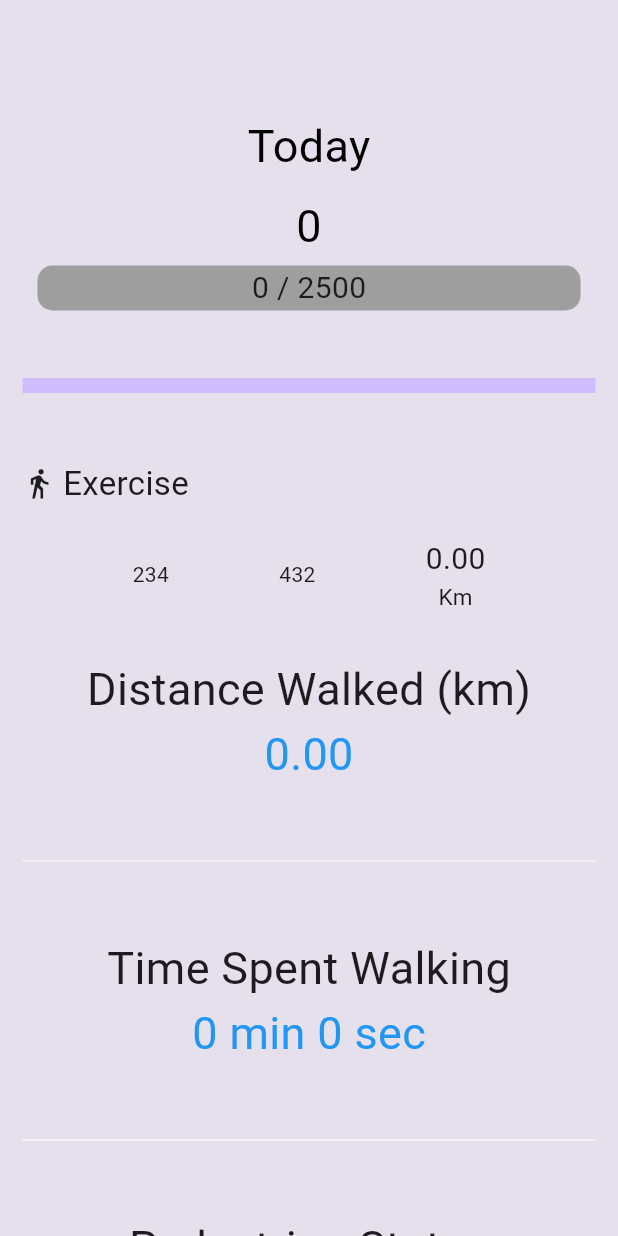
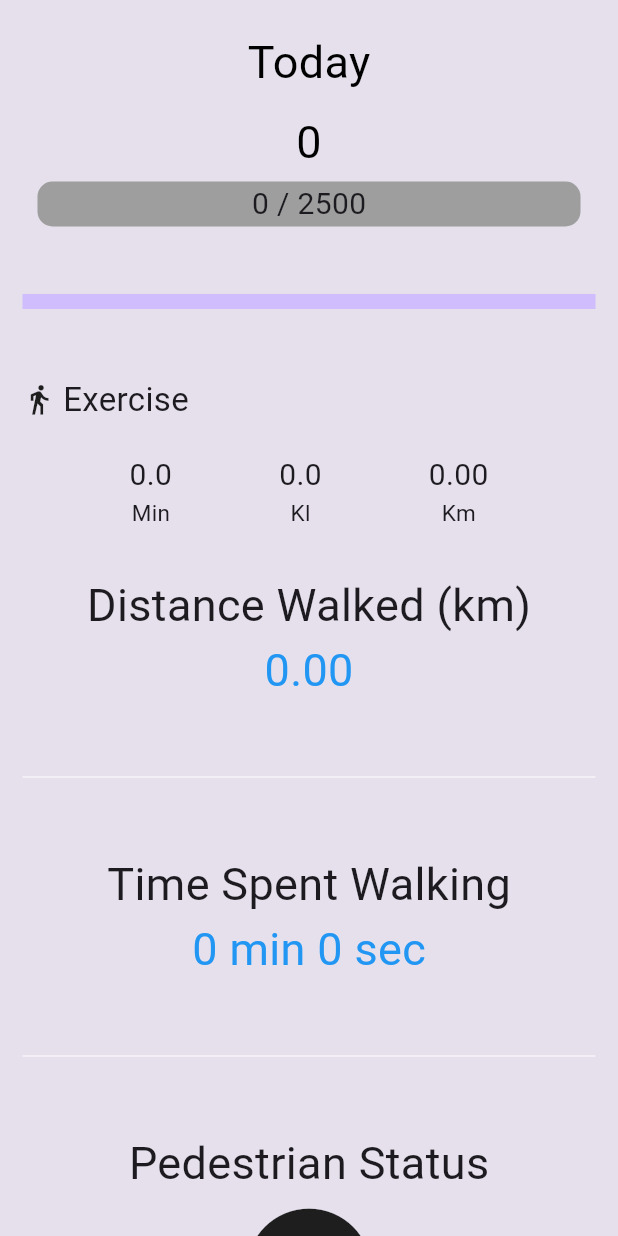
Before and after one commit to khumoyunABD/pedometer_app, a Flutter app: the screen it shows after launch, on a phone screen of 412 x 824 dp. Run offline on Flutter 3.47's test engine with Material 3 defaults, Android fonts, the phone set to English and light mode, and no system bars; drawn by our look-alikes of percent_indicator; our stand-ins replace get_storage, google_fonts, pedometer.

```diff
--- a/lib/home.dart
+++ b/lib/home.dart
@@ -224,12 +224,13 @@ class _HomeScreenState extends State<HomeScreen> {
   Widget build(BuildContext context) {
     double progress = _totalStepsTodayFinal / _dailyGoal;
     return Scaffold(
-      appBar: AppBar(
-        backgroundColor: Theme.of(context).colorScheme.surface,
+      // appBar: AppBar(
+      // backgroundColor: Theme.of(context).colorScheme.surface,
       // title: const Text('Pedometer'),
       // centerTitle: true,
-      ),
-      body: SingleChildScrollView(
+      // ),
+      body: SafeArea(
+        child: SingleChildScrollView(
           child: Padding(
             padding: const EdgeInsets.symmetric(
               horizontal: 15,
@@ -316,8 +317,30 @@ class _HomeScreenState extends State<HomeScreen> {
                   Row(
                     mainAxisAlignment: MainAxisAlignment.spaceEvenly,
                     children: [
-                    Text('234'),
-                    Text('432'),
+                      Column(
+                        children: [
+                          Text(
+                            _walkingDuration.toStringAsFixed(1),
+                            style: const TextStyle(fontSize: 20),
+                          ),
+                          const Text(
+                            'Min',
+                            style: TextStyle(fontSize: 15),
+                          ),
+                        ],
+                      ),
+                      Column(
+                        children: [
+                          Text(
+                            _distanceInKm.toStringAsFixed(1),
+                            style: const TextStyle(fontSize: 20),
+                          ),
+                          const Text(
+                            'Kl',
+                            style: TextStyle(fontSize: 15),
+                          ),
+                        ],
+                      ),
                       Column(
                         children: [
                           Text(
@@ -384,7 +407,8 @@ class _HomeScreenState extends State<HomeScreen> {
                   const SizedBox(height: 20),
                   ElevatedButton(
                     onPressed: toggleCounting,
-                  child: Text(_isCounting ? 'Stop Counting' : 'Start Counting'),
+                    child:
+                        Text(_isCounting ? 'Stop Counting' : 'Start Counting'),
                   ),
                   ElevatedButton(
                     onPressed: resetSteps,
@@ -413,6 +437,7 @@ class _HomeScreenState extends State<HomeScreen> {
             ),
           ),
         ),
+      ),
     );
   }
 }
```
Lines whose indentation alone changed are shown as unchanged.
